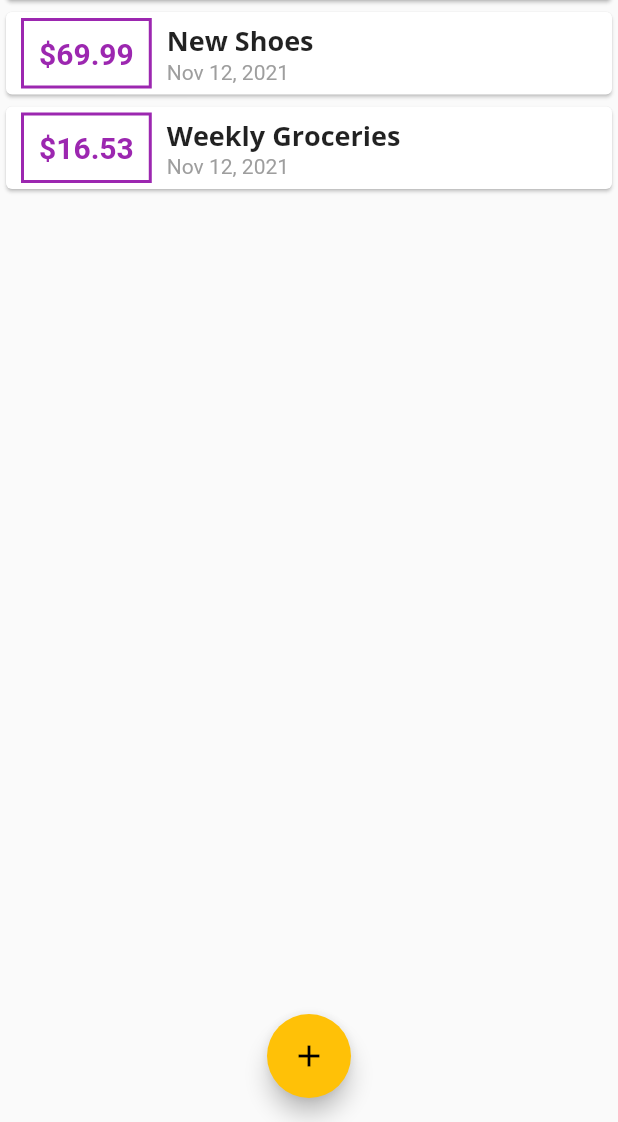
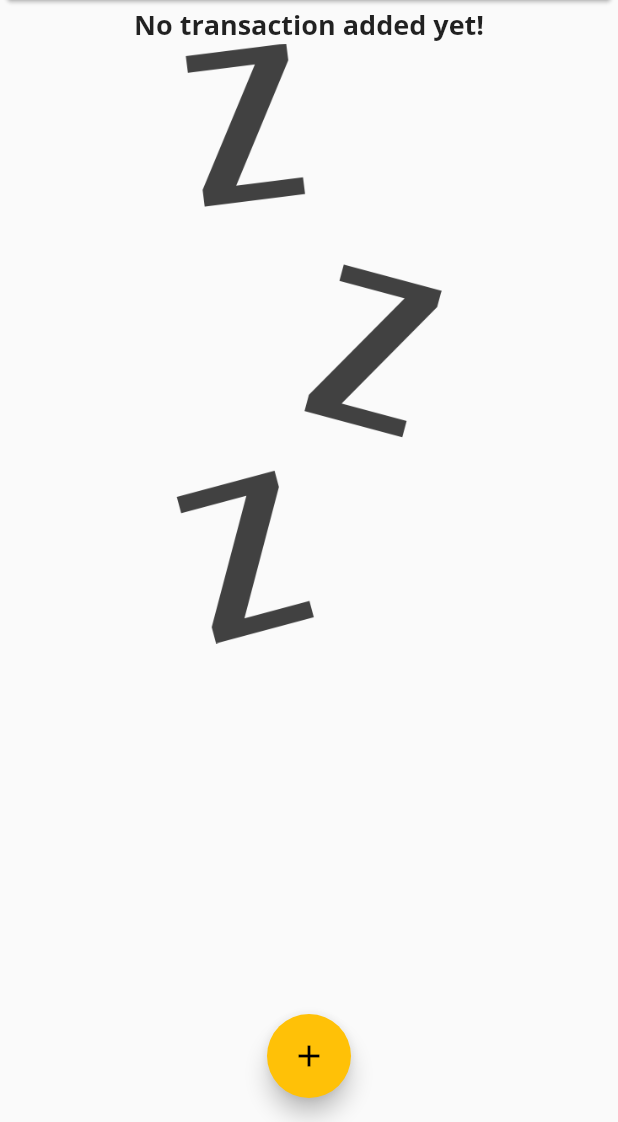
Before and after one commit to khoir-roni/PersonalExpansesApp, a Flutter app: the screen it shows after launch, on a phone screen of 412 x 824 dp, the part 114-1236 px from its top. Run offline on Flutter 3.47's test engine with Material 2 defaults, Android fonts, the phone set to English and light mode, and no system bars.

```diff
--- a/lib/main.dart
+++ b/lib/main.dart
@@ -45,18 +45,18 @@ class _MyAppState extends State<MyApp> {
   // final amountController = TextEditingController();
 
   final List<Transaction> _userTransaction = [
-    Transaction(
-      id: 't1',
-      title: 'New Shoes',
-      amount: 69.99,
-      date: DateTime.now(),
-    ),
-    Transaction(
-      id: 't2',
-      title: 'Weekly Groceries',
-      amount: 16.53,
-      date: DateTime.now(),
-    ),
+    // Transaction(
+    //   id: 't1',
+    //   title: 'New Shoes',
+    //   amount: 69.99,
+    //   date: DateTime.now(),
+    // ),
+    // Transaction(
+    //   id: 't2',
+    //   title: 'Weekly Groceries',
+    //   amount: 16.53,
+    //   date: DateTime.now(),
+    // ),
   ];
   void _addNewTransaction(String txTitle, double txAmount) {
     final newTx = Transaction(
--- a/lib/widgets/transaction_list.dart
+++ b/lib/widgets/transaction_list.dart
@@ -10,8 +10,24 @@ class TransactionList extends StatelessWidget {
   @override
   Widget build(BuildContext context) {
     return Container(
+      height: 500,
+      child: transaction.isEmpty
+          ? Column(
+              children: [
+                Text(
+                  'No transaction added yet!',
+                  style: Theme.of(context).textTheme.headline6,
+                ),
+                Container(
                   height: 400,
-      child: ListView.builder(
+                  child: Image.asset(
+                    'assets/image/waiting.png',
+                    fit: BoxFit.cover,
+                  ),
+                ),
+              ],
+            )
+          : ListView.builder(
               itemCount: transaction.length,
               itemBuilder: (BuildContext context, int index) {
                 return Card(
@@ -19,7 +35,8 @@ class TransactionList extends StatelessWidget {
                     children: [
                       Container(
                         padding: EdgeInsets.all(10),
-                  margin: EdgeInsets.symmetric(horizontal: 10, vertical: 4),
+                        margin:
+                            EdgeInsets.symmetric(horizontal: 10, vertical: 4),
                         decoration: BoxDecoration(
                           border: Border.all(
                             color: Theme.of(context).primaryColor,
@@ -46,7 +63,8 @@ class TransactionList extends StatelessWidget {
                               style: Theme.of(context).textTheme.headline6,
                             ),
                             Text(
-                        DateFormat.yMMMd().format(transaction[index].date),
+                              DateFormat.yMMMd()
+                                  .format(transaction[index].date),
                               style: const TextStyle(
                                 color: Colors.grey,
                               ),
--- a/pubspec.yaml
+++ b/pubspec.yaml
@@ -53,8 +53,8 @@ flutter:
   # the material Icons class.
   uses-material-design: true
   # To add assets to your application, add an assets section, like this:
-  # assets:
-  #   - images/a_dot_burr.jpeg
+  assets:
+    - assets/image/waiting.png
   #   - images/a_dot_ham.jpeg
   # An image asset can refer to one or more resolution-specific "variants", see
   # https://flutter.dev/assets-and-images/#resolution-aware.
```
Also changed, not shown: assets/image/waiting.png (added). Lines whose indentation alone changed are shown as unchanged.
